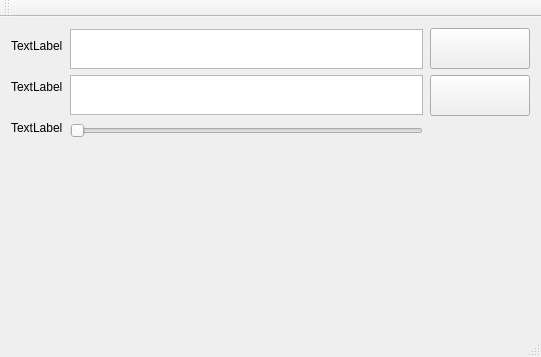
Above: ScratchQThread/ScratchQThread.ui from GoHwaChoi/tryingQThread before the change. Below: the same form after it.
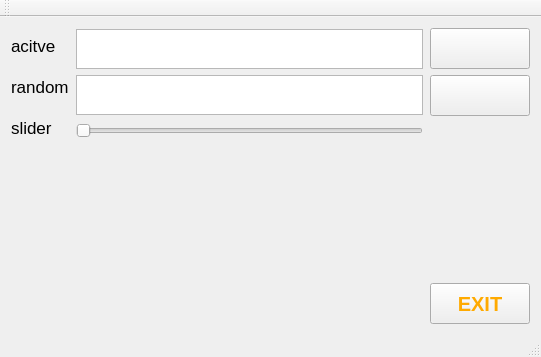
That is the form after the change. Icons and pictures are not drawn.

Patch:
```diff
--- a/ScratchQThread/ScratchQThread.ui
+++ b/ScratchQThread/ScratchQThread.ui
@@ -17,8 +17,8 @@
    <bool>false</bool>
   </property>
   <widget class="QWidget" name="centralWidget">
-   <layout class="QHBoxLayout" name="horizontalLayout" stretch="0,1,0">
-    <item>
+   <layout class="QGridLayout" name="gridLayout" columnstretch="0,1,0">
+    <item row="0" column="0">
      <layout class="QVBoxLayout" name="verticalLayout_3" stretch="1,1,1,8">
       <item>
        <widget class="QLabel" name="label_ActiveNum">
@@ -34,8 +34,13 @@
           <height>35</height>
          </size>
         </property>
+        <property name="font">
+         <font>
+          <pointsize>13</pointsize>
+         </font>
+        </property>
         <property name="text">
-         <string>TextLabel</string>
+         <string>acitve</string>
         </property>
        </widget>
       </item>
@@ -53,8 +58,13 @@
           <height>35</height>
          </size>
         </property>
+        <property name="font">
+         <font>
+          <pointsize>13</pointsize>
+         </font>
+        </property>
         <property name="text">
-         <string>TextLabel</string>
+         <string>random</string>
         </property>
        </widget>
       </item>
@@ -72,8 +82,13 @@
           <height>35</height>
          </size>
         </property>
+        <property name="font">
+         <font>
+          <pointsize>13</pointsize>
+         </font>
+        </property>
         <property name="text">
-         <string>TextLabel</string>
+         <string>slider</string>
         </property>
        </widget>
       </item>
@@ -92,7 +107,7 @@
       </item>
      </layout>
     </item>
-    <item>
+    <item row="0" column="1">
      <layout class="QVBoxLayout" name="verticalLayout" stretch="1,1,1,8">
       <property name="leftMargin">
        <number>1</number>
@@ -126,6 +141,11 @@
           <height>40</height>
          </size>
         </property>
+        <property name="font">
+         <font>
+          <pointsize>13</pointsize>
+         </font>
+        </property>
         <property name="readOnly">
          <bool>true</bool>
         </property>
@@ -157,6 +177,11 @@
           <height>0</height>
          </size>
         </property>
+        <property name="font">
+         <font>
+          <pointsize>13</pointsize>
+         </font>
+        </property>
         <property name="readOnly">
          <bool>true</bool>
         </property>
@@ -202,7 +227,7 @@
       </item>
      </layout>
     </item>
-    <item>
+    <item row="0" column="2">
      <layout class="QVBoxLayout" name="verticalLayout_2">
       <item>
        <widget class="QPushButton" name="pushButton_Active">
@@ -340,6 +365,35 @@
         </property>
        </spacer>
       </item>
+      <item>
+       <widget class="QPushButton" name="pushButton_exit">
+        <property name="sizePolicy">
+         <sizepolicy hsizetype="MinimumExpanding" vsizetype="Fixed">
+          <horstretch>0</horstretch>
+          <verstretch>0</verstretch>
+         </sizepolicy>
+        </property>
+        <property name="minimumSize">
+         <size>
+          <width>91</width>
+          <height>41</height>
+         </size>
+        </property>
+        <property name="font">
+         <font>
+          <pointsize>15</pointsize>
+          <weight>75</weight>
+          <bold>true</bold>
+         </font>
+        </property>
+        <property name="styleSheet">
+         <string notr="true">color: rgb(255, 170, 0);</string>
+        </property>
+        <property name="text">
+         <string>EXIT</string>
+        </property>
+       </widget>
+      </item>
      </layout>
     </item>
    </layout>
```
